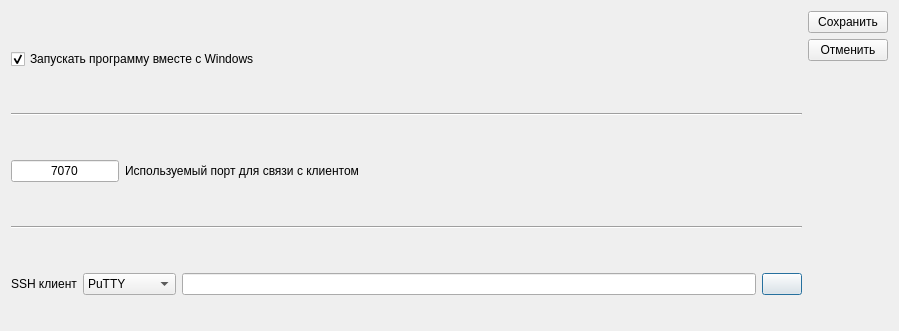
First picture: the form in Server/settingswindow.ui, repository NorthBridgeKholmsk/URLConnect, before the edit; both pictures show x 0 to 899 and y 0 to 331 of the 899 by 670 pixel window.
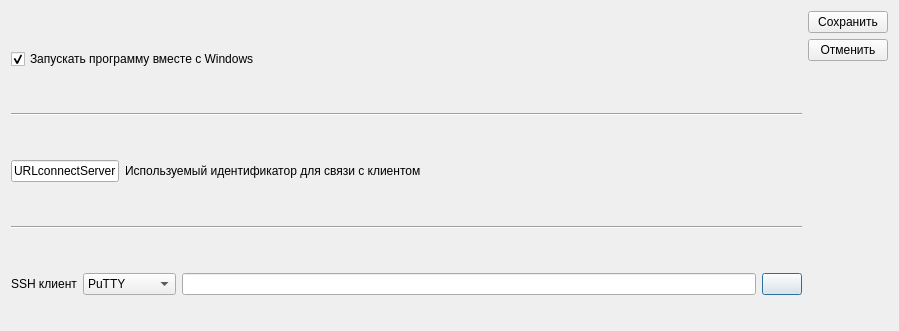
Second picture: the form after the edit. Icons and pictures are not drawn.

The edit to the form file:
```diff
--- a/Server/settingswindow.ui
+++ b/Server/settingswindow.ui
@@ -60,7 +60,7 @@
           </sizepolicy>
          </property>
          <property name="text">
-          <string>7070</string>
+          <string>URLconnectServer</string>
          </property>
          <property name="alignment">
           <set>Qt::AlignCenter</set>
@@ -76,7 +76,7 @@
           </sizepolicy>
          </property>
          <property name="text">
-          <string>Используемый порт для связи с клиентом</string>
+          <string>Используемый идентификатор для связи с клиентом</string>
          </property>
         </widget>
        </item>
```
